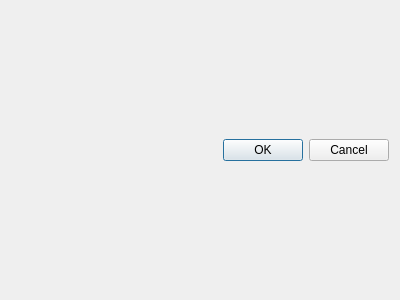
Above: src/gui/nodeparametersdialog.ui from gregorburger/CityDrain3 before the change. Below: the same form after it.
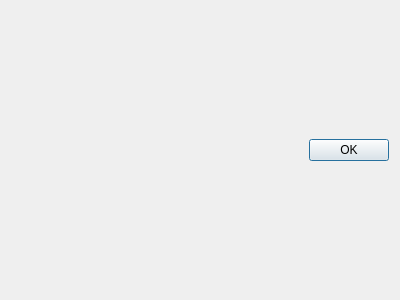
That is the form after the change.

Patch:
```diff
--- a/src/gui/nodeparametersdialog.ui
+++ b/src/gui/nodeparametersdialog.ui
@@ -20,7 +20,7 @@
       <enum>Qt::Horizontal</enum>
      </property>
      <property name="standardButtons">
-      <set>QDialogButtonBox::Cancel|QDialogButtonBox::Ok</set>
+	  <set>QDialogButtonBox::Ok</set>
      </property>
     </widget>
    </item>
```
Left out of the diff: 3 changed lines with no effect on the pictures. Lines whose indentation alone changed are shown as unchanged.
